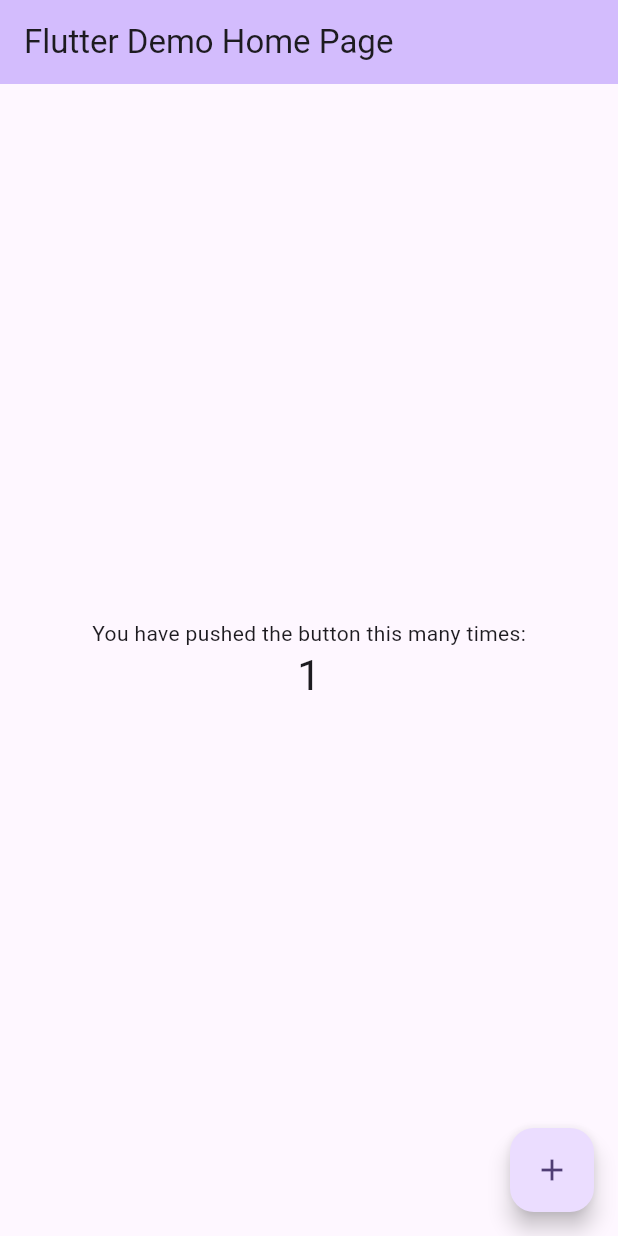
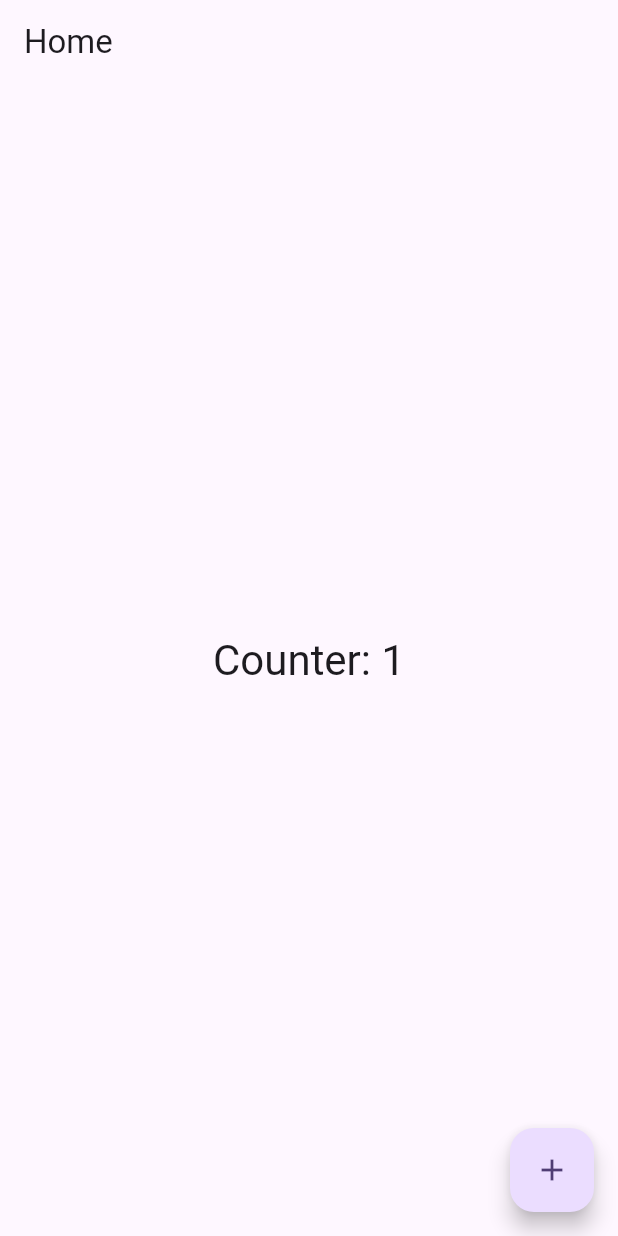
Before and after one commit to Diinsaalow/just-lecture-attendance, a Flutter app: the screen it shows after launch, after a tap on the "add" icon, on a phone screen of 412 x 824 dp. Run offline on Flutter 3.47's test engine with Material 3 defaults, Android fonts, the phone set to English and light mode, and no system bars; our stand-ins replace get.

Commit message:
Added GetX package for state management and routing; updated main app structure to use GetMaterialApp with initial bindings and routes.

```diff
--- /dev/null
+++ b/mobile/lib/bindings/initial_binding.dart
@@ -0,0 +1,8 @@
+import 'package:get/get.dart';
+
+class InitialBinding extends Bindings {
+  @override
+  void dependencies() {
+    // Register app-wide dependencies here (services, repositories, etc.).
+  }
+}
--- a/mobile/lib/main.dart
+++ b/mobile/lib/main.dart
@@ -1,4 +1,7 @@
 import 'package:flutter/material.dart';
+import 'package:get/get.dart';
+import 'package:mobile/bindings/initial_binding.dart';
+import 'package:mobile/routes/routes.dart';
 
 void main() {
   runApp(const MyApp());
@@ -10,113 +13,14 @@ class MyApp extends StatelessWidget {
   // This widget is the root of your application.
   @override
   Widget build(BuildContext context) {
-    return MaterialApp(
-      title: 'Flutter Demo',
+    return GetMaterialApp(
+      title: 'Lecture Attendance',
       theme: ThemeData(
-        // This is the theme of your application.
-        //
-        // TRY THIS: Try running your application with "flutter run". You'll see
-        // the application has a purple toolbar. Then, without quitting the app,
-        // try changing the seedColor in the colorScheme below to Colors.green
-        // and then invoke "hot reload" (save your changes or press the "hot
-        // reload" button in a Flutter-supported IDE, or press "r" if you used
-        // the command line to start the app).
-        //
-        // Notice that the counter didn't reset back to zero; the application
-        // state is not lost during the reload. To reset the state, use hot
-        // restart instead.
-        //
-        // This works for code too, not just values: Most code changes can be
-        // tested with just a hot reload.
         colorScheme: ColorScheme.fromSeed(seedColor: Colors.deepPurple),
       ),
-      home: const MyHomePage(title: 'Flutter Demo Home Page'),
+      initialBinding: InitialBinding(),
+      initialRoute: Routes.home,
+      getPages: Routes.pages,
     );
   }
 }
-
-class MyHomePage extends StatefulWidget {
-  const MyHomePage({super.key, required this.title});
-
-  // This widget is the home page of your application. It is stateful, meaning
-  // that it has a State object (defined below) that contains fields that affect
-  // how it looks.
-
-  // This class is the configuration for the state. It holds the values (in this
-  // case the title) provided by the parent (in this case the App widget) and
-  // used by the build method of the State. Fields in a Widget subclass are
-  // always marked "final".
-
-  final String title;
-
-  @override
-  State<MyHomePage> createState() => _MyHomePageState();
-}
-
-class _MyHomePageState extends State<MyHomePage> {
-  int _counter = 0;
-
-  void _incrementCounter() {
-    setState(() {
-      // This call to setState tells the Flutter framework that something has
-      // changed in this State, which causes it to rerun the build method below
-      // so that the display can reflect the updated values. If we changed
-      // _counter without calling setState(), then the build method would not be
-      // called again, and so nothing would appear to happen.
-      _counter++;
-    });
-  }
-
-  @override
-  Widget build(BuildContext context) {
-    // This method is rerun every time setState is called, for instance as done
-    // by the _incrementCounter method above.
-    //
-    // The Flutter framework has been optimized to make rerunning build methods
-    // fast, so that you can just rebuild anything that needs updating rather
-    // than having to individually change instances of widgets.
-    return Scaffold(
-      appBar: AppBar(
-        // TRY THIS: Try changing the color here to a specific color (to
-        // Colors.amber, perhaps?) and trigger a hot reload to see the AppBar
-        // change color while the other colors stay the same.
-        backgroundColor: Theme.of(context).colorScheme.inversePrimary,
-        // Here we take the value from the MyHomePage object that was created by
-        // the App.build method, and use it to set our appbar title.
-        title: Text(widget.title),
-      ),
-      body: Center(
-        // Center is a layout widget. It takes a single child and positions it
-        // in the middle of the parent.
-        child: Column(
-          // Column is also a layout widget. It takes a list of children and
-          // arranges them vertically. By default, it sizes itself to fit its
-          // children horizontally, and tries to be as tall as its parent.
-          //
-          // Column has various properties to control how it sizes itself and
-          // how it positions its children. Here we use mainAxisAlignment to
-          // center the children vertically; the main axis here is the vertical
-          // axis because Columns are vertical (the cross axis would be
-          // horizontal).
-          //
-          // TRY THIS: Invoke "debug painting" (choose the "Toggle Debug Paint"
-          // action in the IDE, or press "p" in the console), to see the
-          // wireframe for each widget.
-          mainAxisAlignment: MainAxisAlignment.center,
-          children: <Widget>[
-            const Text('You have pushed the button this many times:'),
-            Text(
-              '$_counter',
-              style: Theme.of(context).textTheme.headlineMedium,
-            ),
-          ],
-        ),
-      ),
-      floatingActionButton: FloatingActionButton(
-        onPressed: _incrementCounter,
-        tooltip: 'Increment',
-        child: const Icon(Icons.add),
-      ), // This trailing comma makes auto-formatting nicer for build methods.
-    );
-  }
-}
--- /dev/null
+++ b/mobile/lib/modules/home/home_binding.dart
@@ -0,0 +1,9 @@
+import 'package:get/get.dart';
+import 'package:mobile/modules/home/home_controller.dart';
+
+class HomeBinding extends Bindings {
+  @override
+  void dependencies() {
+    Get.lazyPut<HomeController>(() => HomeController());
+  }
+}
--- /dev/null
+++ b/mobile/lib/modules/home/home_controller.dart
@@ -0,0 +1,7 @@
+import 'package:get/get.dart';
+
+class HomeController extends GetxController {
+  final counter = 0.obs;
+
+  void increment() => counter.value++;
+}
--- /dev/null
+++ b/mobile/lib/modules/home/home_view.dart
@@ -0,0 +1,28 @@
+import 'package:flutter/material.dart';
+import 'package:get/get.dart';
+import 'package:mobile/modules/home/home_controller.dart';
+
+class HomeView extends GetView<HomeController> {
+  const HomeView({super.key});
+
+  @override
+  Widget build(BuildContext context) {
+    return Scaffold(
+      appBar: AppBar(
+        title: const Text('Home'),
+      ),
+      body: Center(
+        child: Obx(
+          () => Text(
+            'Counter: ${controller.counter.value}',
+            style: Theme.of(context).textTheme.headlineMedium,
+          ),
+        ),
+      ),
+      floatingActionButton: FloatingActionButton(
+        onPressed: controller.increment,
+        child: const Icon(Icons.add),
+      ),
+    );
+  }
+}
--- /dev/null
+++ b/mobile/lib/routes/routes.dart
@@ -0,0 +1,17 @@
+import 'package:get/get.dart';
+import 'package:mobile/modules/home/home_binding.dart';
+import 'package:mobile/modules/home/home_view.dart';
+
+class Routes {
+  Routes._();
+
+  static const home = '/';
+
+  static final pages = <GetPage<dynamic>>[
+    GetPage(
+      name: home,
+      page: () => const HomeView(),
+      binding: HomeBinding(),
+    ),
+  ];
+}
--- a/mobile/pubspec.yaml
+++ b/mobile/pubspec.yaml
@@ -34,6 +34,7 @@ dependencies:
   # The following adds the Cupertino Icons font to your application.
   # Use with the CupertinoIcons class for iOS style icons.
   cupertino_icons: ^1.0.8
+  get: ^4.7.3
 
 dev_dependencies:
   flutter_test:
```
Also changed, not shown: mobile/pubspec.lock.
